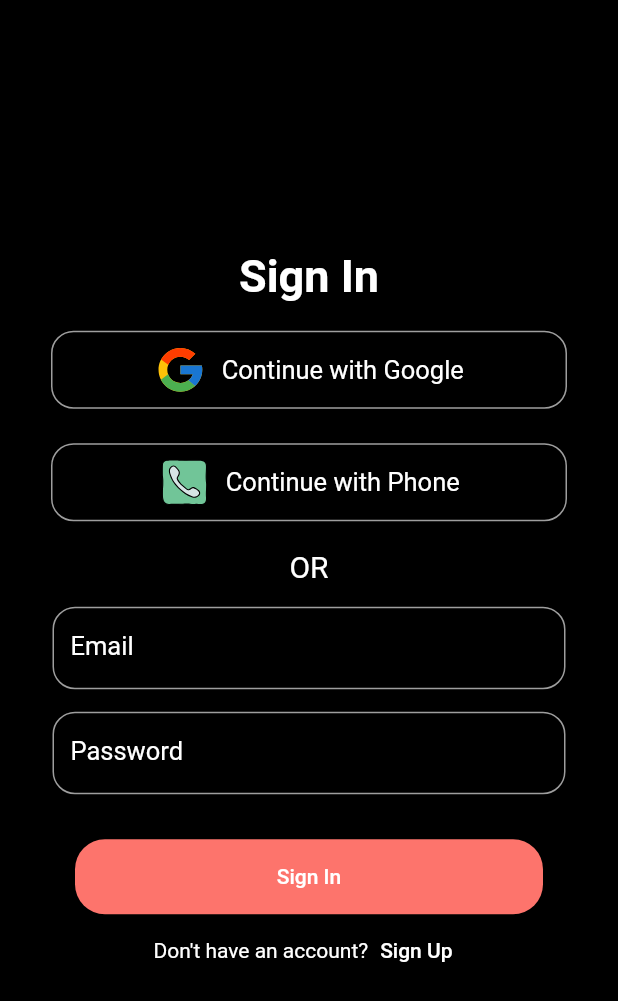
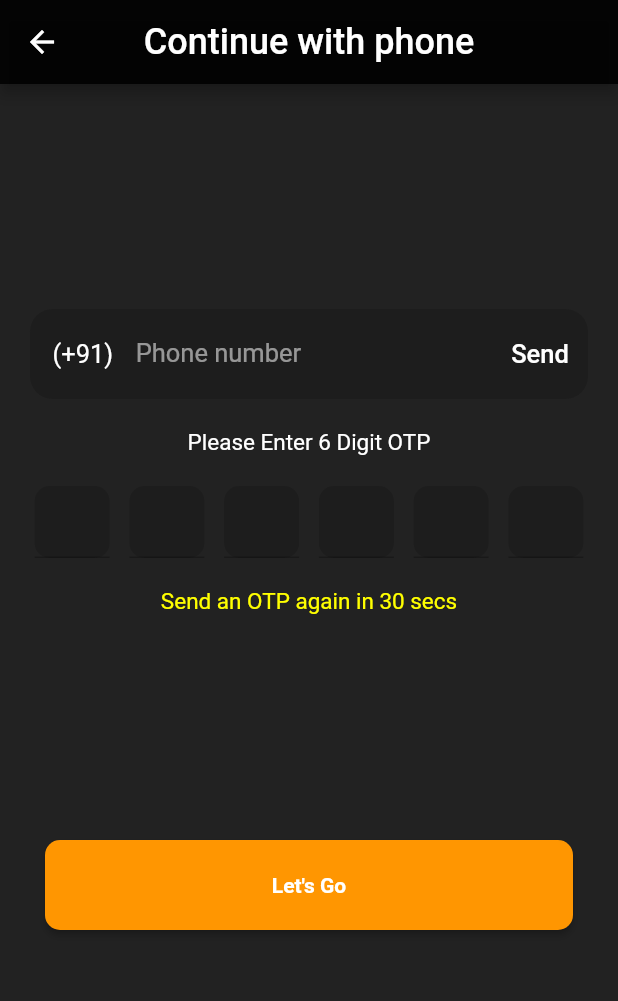
Before and after one commit to jaimonga420/todo-app, a Flutter app: the SignupScreen screen opened by its route, after a tap on "Sign In", after a tap on "Continue with Phone", on a phone screen of 412 x 824 dp. Shown: the top 1001 px of the screen. Run offline on Flutter 3.47's test engine with Material 2 defaults, Android fonts, the light colour scheme and no system bars; drawn by our look-alikes of otp_text_field; our stand-ins replace firebase_auth, firebase_core, flutter_secure_storage, flutter_svg, google_sign_in; accounts and stored records are empty; network calls fail.

Commit message:
created phone auth screen

```diff
--- a/lib/main.dart
+++ b/lib/main.dart
@@ -3,6 +3,7 @@ import 'package:firebase_core/firebase_core.dart';
 
 import 'screens/signup_screen.dart';
 import 'screens/home_screen.dart';
+import 'screens/phoneauth_screen.dart';
 import 'services/auth_services.dart';
 
 void main() async {
@@ -50,6 +51,7 @@ class _MyAppState extends State<MyApp> {
       routes: {
         '/homescreen': (context) => const HomeScreen(),
         '/signupscreen': (context) => const SignupScreen(),
+        '/phoneauthscreen' :(context) => const PhoneAuthScreen(),
       },
     );
   }
--- /dev/null
+++ b/lib/screens/phoneauth_screen.dart
@@ -0,0 +1,160 @@
+import 'dart:async';
+
+import 'package:flutter/material.dart';
+import 'package:otp_text_field/otp_field.dart';
+import 'package:otp_text_field/otp_field_style.dart';
+import 'package:otp_text_field/style.dart';
+
+class PhoneAuthScreen extends StatefulWidget {
+  const PhoneAuthScreen({Key? key}) : super(key: key);
+
+  static const routeName = '/phoneauthscreen';
+
+  @override
+  State<PhoneAuthScreen> createState() => _PhoneAuthScreenState();
+}
+
+class _PhoneAuthScreenState extends State<PhoneAuthScreen> {
+  int timeStart = 30;
+  bool isWaiting = false;
+  String btnName = 'Send';
+
+  void startTimer() {
+    const oneSec = Duration(seconds: 1);
+    Timer _timer = Timer.periodic(oneSec, (timer) {
+      if (timeStart == 0) {
+        setState(() {
+          isWaiting = false;
+          timer.cancel();
+        });
+      } else {
+        setState(() {
+          timeStart--;
+        });
+      }
+    });
+  }
+
+  @override
+  Widget build(BuildContext context) {
+    final deviceWidth = MediaQuery.of(context).size.width;
+    final deviceHeight = MediaQuery.of(context).size.height;
+    return Scaffold(
+      backgroundColor: Colors.black87,
+      appBar: AppBar(
+        backgroundColor: Colors.black87,
+        centerTitle: true,
+        title: const Text(
+          'Continue with phone',
+          style: TextStyle(color: Colors.white, fontSize: 24),
+        ),
+      ),
+      body: Container(
+        width: deviceWidth,
+        height: deviceHeight,
+        child: SingleChildScrollView(
+          child: Column(
+            mainAxisAlignment: MainAxisAlignment.center,
+            children: [
+              const SizedBox(
+                height: 150,
+              ),
+              phoneField(),
+              const Padding(
+                padding: EdgeInsets.symmetric(vertical: 20),
+                child: Text(
+                  'Please Enter 6 Digit OTP',
+                  style: TextStyle(color: Colors.white, fontSize: 15),
+                ),
+              ),
+              otpField(),
+              Padding(
+                padding: const EdgeInsets.only(top: 20, bottom: 150),
+                child: Text('Send an OTP again in $timeStart secs',
+                    style: const TextStyle(
+                        color: Colors.yellowAccent, fontSize: 15)),
+              ),
+              ElevatedButton(
+                onPressed: () {},
+                style: ButtonStyle(
+                    minimumSize: MaterialStateProperty.resolveWith<Size>(
+                        (states) => Size(deviceWidth - 60, 60)),
+                    shape: MaterialStateProperty.resolveWith((states) =>
+                        RoundedRectangleBorder(
+                            borderRadius: BorderRadius.circular(10))),
+                    backgroundColor: MaterialStateProperty.resolveWith<Color>(
+                        (states) => const Color(0xffff9601))),
+                child: const Text(
+                  'Let\'s Go',
+                  style: TextStyle(fontWeight: FontWeight.w700),
+                ),
+              )
+            ],
+          ),
+        ),
+      ),
+    );
+  }
+
+  Widget phoneField() {
+    final deviceWidth = MediaQuery.of(context).size.width;
+    final deviceHeight = MediaQuery.of(context).size.height;
+    return Container(
+      width: deviceWidth - 40,
+      height: 60,
+      decoration: BoxDecoration(
+          color: const Color(0xff1d1d1d),
+          borderRadius: BorderRadius.circular(15)),
+      child: TextFormField(
+        keyboardType: TextInputType.number,
+        decoration: InputDecoration(
+            border: InputBorder.none,
+            hintText: 'Phone number',
+            hintStyle: const TextStyle(color: Colors.white54, fontSize: 17),
+            contentPadding:
+                const EdgeInsets.symmetric(vertical: 19, horizontal: 8),
+            prefixIcon: const Padding(
+              padding: EdgeInsets.symmetric(vertical: 20, horizontal: 15),
+              child: Text(
+                '(+91)',
+                style: TextStyle(color: Colors.white, fontSize: 17),
+              ),
+            ),
+            suffixIcon: TextButton(
+                onPressed: () {
+                  startTimer();
+                  setState(() {
+                    timeStart = 30;
+                    isWaiting = true;
+                    btnName = 'Resend';
+                  });
+                },
+                child: Text(
+                  btnName,
+                  style: TextStyle(
+                      color: isWaiting ? Colors.grey : Colors.white,
+                      fontSize: 17),
+                ))),
+      ),
+    );
+  }
+
+  Widget otpField() {
+    return OTPTextField(
+      spaceBetween: 7,
+      length: 6,
+      width: MediaQuery.of(context).size.width - 40,
+      otpFieldStyle: OtpFieldStyle(
+        backgroundColor: Color(0xff1d1d1d),
+        borderColor: Colors.white,
+      ),
+      fieldWidth: 50,
+      style: TextStyle(fontSize: 17, color: Colors.white),
+      textFieldAlignment: MainAxisAlignment.spaceAround,
+      fieldStyle: FieldStyle.underline,
+      onCompleted: (pin) {
+        print("Completed: " + pin);
+      },
+    );
+  }
+}
--- a/lib/widgets/login_button.dart
+++ b/lib/widgets/login_button.dart
@@ -3,6 +3,7 @@ import 'package:flutter_svg/flutter_svg.dart';
 import 'package:firebase_auth/firebase_auth.dart' as firebase_auth;
 
 import '../services/auth_services.dart';
+import '../screens/phoneauth_screen.dart';
 
 class LoginButton extends StatelessWidget {
   LoginButton(this.imagePath, this.buttonText, this.isGoogle, {Key? key})
@@ -21,7 +22,9 @@ class LoginButton extends StatelessWidget {
         firebase_auth.FirebaseAuth.instance;
     return InkWell(
       onTap: () async {
-        isGoogle ? await auth.googleSignIn(context) : null;
+        isGoogle
+            ? await auth.googleSignIn(context)
+            : Navigator.of(context).pushNamed(PhoneAuthScreen.routeName);
       },
       child: Container(
         width: deviceWidth - 60,
--- a/pubspec.yaml
+++ b/pubspec.yaml
@@ -40,6 +40,7 @@ dependencies:
   flutter_svg: ^1.1.0
   google_sign_in: ^5.3.2
   flutter_secure_storage: ^5.0.2
+  otp_text_field: ^1.1.3
 
 dev_dependencies:
   flutter_test:
```
Also changed, not shown: pubspec.lock.
